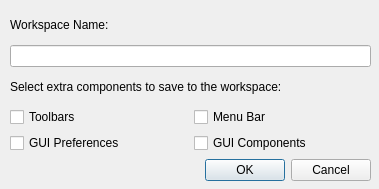
Before: the Qt Designer form mscore/workspacedialog.ui in JoshuaBonn1/MuseScore, drawn with Qt 5.
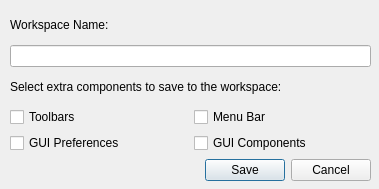
After: the same form once the commit is applied.

Commit message: Fix workspace change bug, add globals, change button Changing workspace from the menu would not load Toolbar, menubar, and gui state handled by global files Button OK->Save

The edit to the form file:
```diff
--- a/mscore/workspacedialog.ui
+++ b/mscore/workspacedialog.ui
@@ -13,7 +13,7 @@
   <property name="windowTitle">
    <string>Dialog</string>
   </property>
-  <widget class="QWidget" name="">
+  <widget class="QWidget" name="layoutWidget">
    <property name="geometry">
     <rect>
      <x>10</x>
@@ -81,7 +81,7 @@
     <item>
      <widget class="QDialogButtonBox" name="buttonBox">
       <property name="standardButtons">
-       <set>QDialogButtonBox::Cancel|QDialogButtonBox::Ok</set>
+       <set>QDialogButtonBox::Cancel|QDialogButtonBox::Save</set>
       </property>
      </widget>
     </item>
```
The commit also changes 4 other files.
